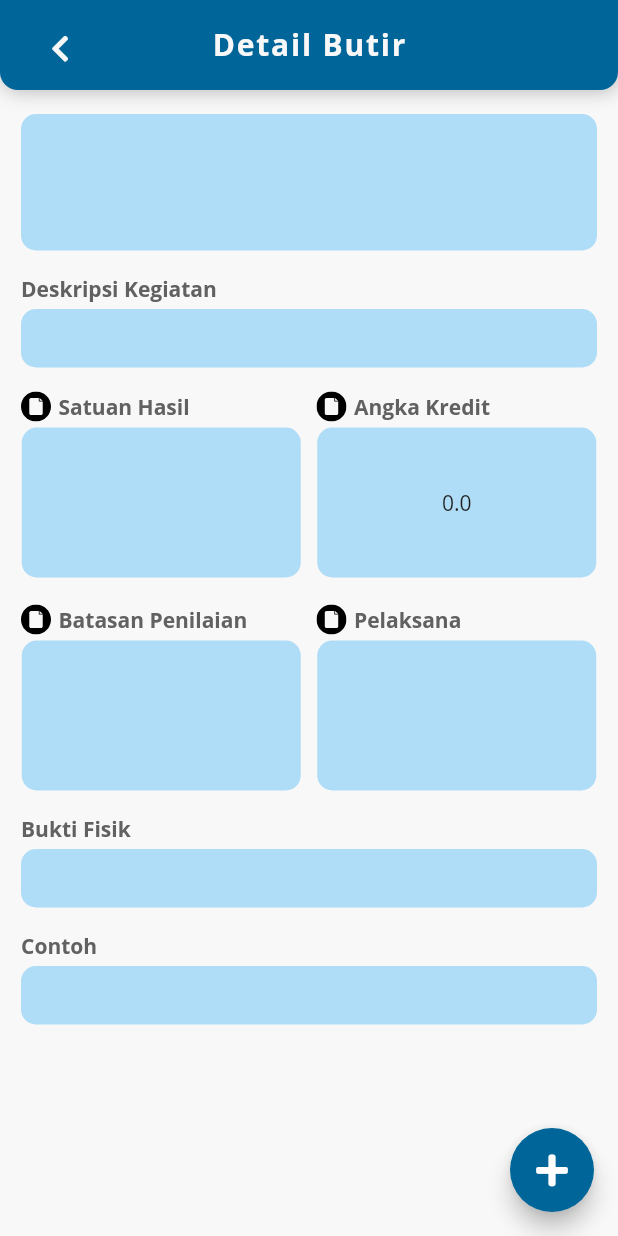
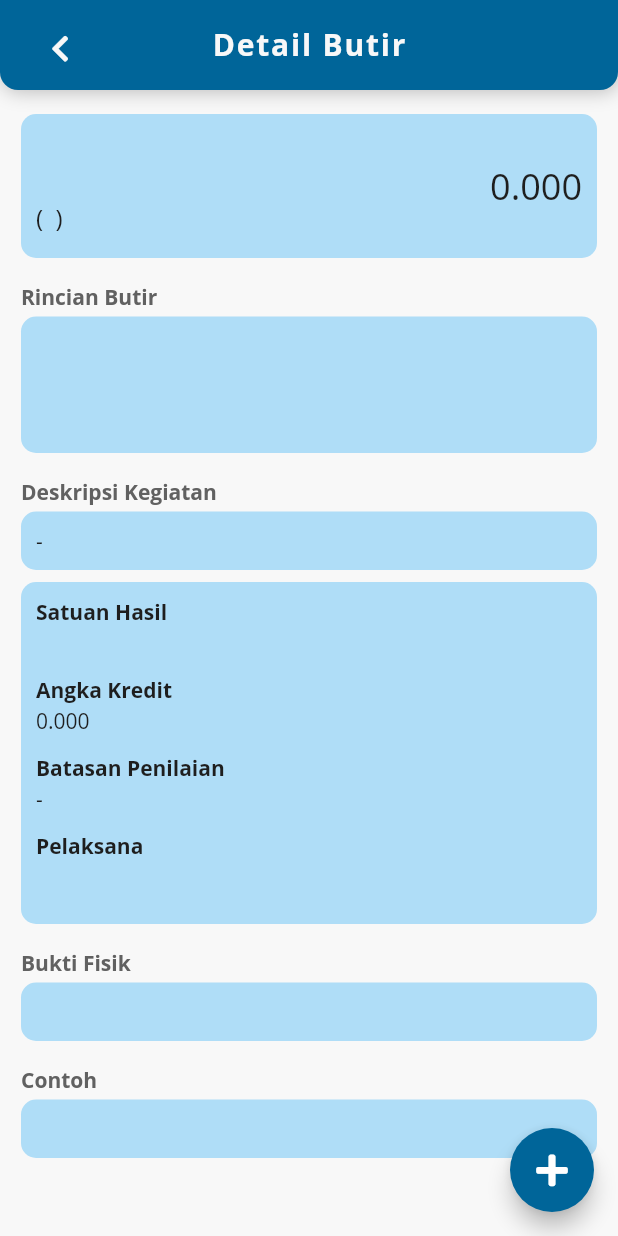
Before and after one commit to zahlulapaaja/skripsi_flutter, a Flutter app: the ButirDetailScreen screen opened directly with empty values, on a phone screen of 412 x 824 dp. Run offline on Flutter 3.47's test engine with Material 2 defaults, Android fonts, the phone set to English and light mode, and no system bars; drawn by our look-alikes of auto_size_text; our stand-ins replace dropdown_search, file_picker, flutter_svg, font_awesome_flutter, open_file, pie_chart and 2 more; missing offline and left inert: number_inc_dec; accounts and stored records are empty; project files that could hold a hidden picture were left out.

Commit message:
revisi tampilan kamus

```diff
--- a/buku_saku_2/lib/screens/app/dictionary/components/blue_container.dart
+++ b/buku_saku_2/lib/screens/app/dictionary/components/blue_container.dart
@@ -3,10 +3,10 @@ import 'package:buku_saku_2/configs/constants.dart';
 import 'package:flutter/material.dart';
 
 class BlueContainer extends StatelessWidget {
-  const BlueContainer({Key? key, required this.title, required this.body})
+  const BlueContainer({Key? key, this.title, required this.body})
       : super(key: key);
-  final String title;
-  final String body;
+  final String? title;
+  final Widget body;
 
   @override
   Widget build(BuildContext context) {
@@ -15,25 +15,23 @@ class BlueContainer extends StatelessWidget {
       child: Column(
         crossAxisAlignment: CrossAxisAlignment.stretch,
         children: [
-          Padding(
-            padding: const EdgeInsets.only(top: 8, bottom: 4),
-            child: Text(
-              title,
-              style: AppConstants.kDictTitleTextStyle,
-            ),
-          ),
+          title != null
+              ? Padding(
+                  padding: const EdgeInsets.only(top: 8, bottom: 4),
+                  child: Text(
+                    title!,
+                    style: AppConstants.kDictTitleTextStyle,
+                  ),
+                )
+              : const SizedBox(),
           Container(
             padding: const EdgeInsets.all(10.0),
-            alignment: Alignment.center,
+            // alignment: Alignment.center,
             decoration: BoxDecoration(
               color: AppColors.info,
               borderRadius: BorderRadius.circular(10.0),
             ),
-            child: Text(
-              body,
-              textAlign: TextAlign.justify,
-              style: AppConstants.kDictionaryTextStyle(),
-            ),
+            child: body,
           ),
         ],
       ),
--- a/buku_saku_2/lib/screens/app/dictionary/components/detail_butir.dart
+++ /dev/null
@@ -1,101 +0,0 @@
-import 'package:flutter/material.dart';
-import 'package:buku_saku_2/configs/colors.dart';
-import 'package:buku_saku_2/configs/constants.dart';
-import 'package:buku_saku_2/screens/app/models/butir_kegiatan.dart';
-
-class DetailButir extends StatelessWidget {
-  const DetailButir(
-      {Key? key,
-      required this.butir,
-      this.unsurCode,
-      this.unsurTitle,
-      this.subUnsurCode,
-      this.subUnsurTitle})
-      : super(key: key);
-  final String? unsurCode;
-  final String? unsurTitle;
-  final String? subUnsurCode;
-  final String? subUnsurTitle;
-  final ButirKegiatan butir;
-
-  @override
-  Widget build(BuildContext context) {
-    return Padding(
-      padding: const EdgeInsets.only(left: 14.0, right: 14.0, bottom: 8.0),
-      child: Container(
-        padding: const EdgeInsets.all(10.0),
-        alignment: Alignment.center,
-        decoration: BoxDecoration(
-          color: AppColors.info,
-          borderRadius: BorderRadius.circular(10.0),
-        ),
-        child: Column(
-          children: [
-            Row(
-              crossAxisAlignment: CrossAxisAlignment.start,
-              children: [
-                SizedBox(
-                  width: 75,
-                  child: Text(
-                    unsurCode ?? butir.unsurCode!,
-                    textAlign: TextAlign.left,
-                    style: AppConstants.kDictionaryTextStyle(),
-                  ),
-                ),
-                Expanded(
-                  child: Text(
-                    unsurTitle ?? butir.unsurTitle!.toUpperCase(),
-                    style: AppConstants.kDictionaryTextStyle(),
-                  ),
-                ),
-              ],
-            ),
-            const SizedBox(height: 7),
-            Row(
-              crossAxisAlignment: CrossAxisAlignment.start,
-              children: <Widget>[
-                SizedBox(
-                  width: 75,
-                  child: Text(
-                    subUnsurCode ?? butir.subUnsurCode!,
-                    textAlign: TextAlign.left,
-                    style: AppConstants.kDictionaryTextStyle(),
-                  ),
-                ),
-                // SizedBox(width: 50, child: Text('data')),
-                Expanded(
-                  child: Text(
-                    subUnsurTitle ?? butir.subUnsurTitle!,
-                    style: AppConstants.kDictionaryTextStyle(),
-                  ),
-                ),
-              ],
-            ),
-            const SizedBox(height: 7),
-            Row(
-              crossAxisAlignment: CrossAxisAlignment.start,
-              children: <Widget>[
-                SizedBox(
-                  width: 75,
-                  child: Text(
-                    butir.kode,
-                    textAlign: TextAlign.left,
-                    style: AppConstants.kDictionaryTextStyle(
-                        fontWeight: FontWeight.w700),
-                  ),
-                ),
-                Expanded(
-                  child: Text(
-                    butir.judul,
-                    style: AppConstants.kDictionaryTextStyle(
-                        fontWeight: FontWeight.w700),
-                  ),
-                ),
-              ],
-            ),
-          ],
-        ),
-      ),
-    );
-  }
-}
--- /dev/null
+++ b/buku_saku_2/lib/screens/app/dictionary/components/ringkasan_butir.dart
@@ -0,0 +1,71 @@
+import 'package:flutter/material.dart';
+import 'package:buku_saku_2/configs/colors.dart';
+import 'package:buku_saku_2/configs/constants.dart';
+
+class RingkasanButir extends StatelessWidget {
+  const RingkasanButir({
+    Key? key,
+    required this.code,
+    required this.jenjang,
+    required this.angkaKredit,
+  }) : super(key: key);
+  final String code;
+  final String jenjang;
+  final double angkaKredit;
+
+  @override
+  Widget build(BuildContext context) {
+    return Padding(
+      padding: const EdgeInsets.only(left: 14.0, right: 14.0, bottom: 8.0),
+      child: Container(
+        padding: const EdgeInsets.symmetric(horizontal: 10.0, vertical: 16.0),
+        alignment: Alignment.center,
+        decoration: BoxDecoration(
+          color: AppColors.info,
+          borderRadius: BorderRadius.circular(10.0),
+        ),
+        child: Row(
+          mainAxisAlignment: MainAxisAlignment.spaceBetween,
+          crossAxisAlignment: CrossAxisAlignment.center,
+          children: <Widget>[
+            Column(
+              crossAxisAlignment: CrossAxisAlignment.start,
+              children: <Widget>[
+                Text(
+                  code,
+                  textAlign: TextAlign.left,
+                  style: const TextStyle(
+                    fontFamily: AppConstants.fontName,
+                    color: AppColors.black,
+                    fontSize: 28,
+                    fontWeight: FontWeight.w700,
+                  ),
+                ),
+                const SizedBox(height: 4),
+                Text(
+                  "( " + jenjang + " )",
+                  textAlign: TextAlign.left,
+                  style: const TextStyle(
+                    fontFamily: AppConstants.fontName,
+                    color: AppColors.black,
+                    fontSize: AppConstants.kNormalFontSize,
+                    fontWeight: FontWeight.normal,
+                  ),
+                ),
+              ],
+            ),
+            Text(
+              angkaKredit.toStringAsFixed(3),
+              style: const TextStyle(
+                fontFamily: AppConstants.fontName,
+                color: AppColors.black,
+                fontSize: 24,
+                fontWeight: FontWeight.w500,
+              ),
+            ),
+          ],
+        ),
+      ),
+    );
+  }
+}
--- /dev/null
+++ b/buku_saku_2/lib/screens/app/dictionary/components/test.dart
@@ -0,0 +1,84 @@
+import 'package:buku_saku_2/screens/app/models/butir_kegiatan.dart';
+import 'package:flutter/material.dart';
+import 'package:buku_saku_2/configs/constants.dart';
+
+class TestButir extends StatelessWidget {
+  const TestButir({
+    Key? key,
+    required this.butir,
+  }) : super(key: key);
+  final ButirKegiatan butir;
+
+  @override
+  Widget build(BuildContext context) {
+    return Column(
+      crossAxisAlignment: CrossAxisAlignment.start,
+      children: [
+        Column(
+          crossAxisAlignment: CrossAxisAlignment.start,
+          children: <Widget>[
+            Text(
+              'Satuan Hasil',
+              style: AppConstants.kDictionaryTextStyle(
+                  fontWeight: FontWeight.w700),
+            ),
+            const SizedBox(height: 2),
+            Text(
+              butir.satuanHasil,
+              style: AppConstants.kDictionaryTextStyle(),
+            ),
+            const SizedBox(height: 12),
+          ],
+        ),
+        Column(
+          crossAxisAlignment: CrossAxisAlignment.start,
+          children: <Widget>[
+            Text(
+              'Angka Kredit',
+              style: AppConstants.kDictionaryTextStyle(
+                  fontWeight: FontWeight.w700),
+            ),
+            const SizedBox(height: 2),
+            Text(
+              butir.angkaKredit.toStringAsFixed(3),
+              style: AppConstants.kDictionaryTextStyle(),
+            ),
+            const SizedBox(height: 12),
+          ],
+        ),
+        Column(
+          crossAxisAlignment: CrossAxisAlignment.start,
+          children: <Widget>[
+            Text(
+              'Batasan Penilaian',
+              style: AppConstants.kDictionaryTextStyle(
+                  fontWeight: FontWeight.w700),
+            ),
+            const SizedBox(height: 2),
+            Text(
+              butir.batasanPenilaian == "" ? "-" : butir.batasanPenilaian,
+              style: AppConstants.kDictionaryTextStyle(),
+            ),
+            const SizedBox(height: 12),
+          ],
+        ),
+        Column(
+          crossAxisAlignment: CrossAxisAlignment.start,
+          children: <Widget>[
+            Text(
+              'Pelaksana',
+              style: AppConstants.kDictionaryTextStyle(
+                  fontWeight: FontWeight.w700),
+            ),
+            const SizedBox(height: 2),
+            Text(
+              butir.pelaksana,
+              style: AppConstants.kDictionaryTextStyle(),
+            ),
+            const SizedBox(height: 12),
+          ],
+        ),
+      ],
+    );
+  }
+}
--- a/buku_saku_2/lib/screens/app/dictionary/screens/unsur_screen.dart
+++ b/buku_saku_2/lib/screens/app/dictionary/screens/unsur_screen.dart
@@ -23,7 +23,11 @@ class UnsurScreen extends StatelessWidget {
           await rootBundle.loadString('assets/jsonfile/data_juknis_ahli.json');
     }
 
-    final list = json.decode(jsonData) as List<dynamic>;
+    final jsonDataAddition = await rootBundle
+        .loadString('assets/jsonfile/data_juknis_tambahan.json');
+
+    List<dynamic> list = json.decode(jsonData) as List<dynamic>;
+    list += json.decode(jsonDataAddition) as List<dynamic>;
     return list.map((e) => Unsur.fromJson(e)).toList();
   }
 
```
Also changed, not shown: buku_saku_2/lib/screens/app/dictionary/components/blue_card_button.dart (+9 -8 lines), buku_saku_2/lib/screens/app/dictionary/screens/butir_detail_screen.dart (+113 -23 lines), buku_saku_2/assets/jsonfile/data_juknis_ahli.json, buku_saku_2/assets/jsonfile/data_juknis_tambahan.json, buku_saku_2/assets/jsonfile/data_juknis_terampil.json, 2 other files.
